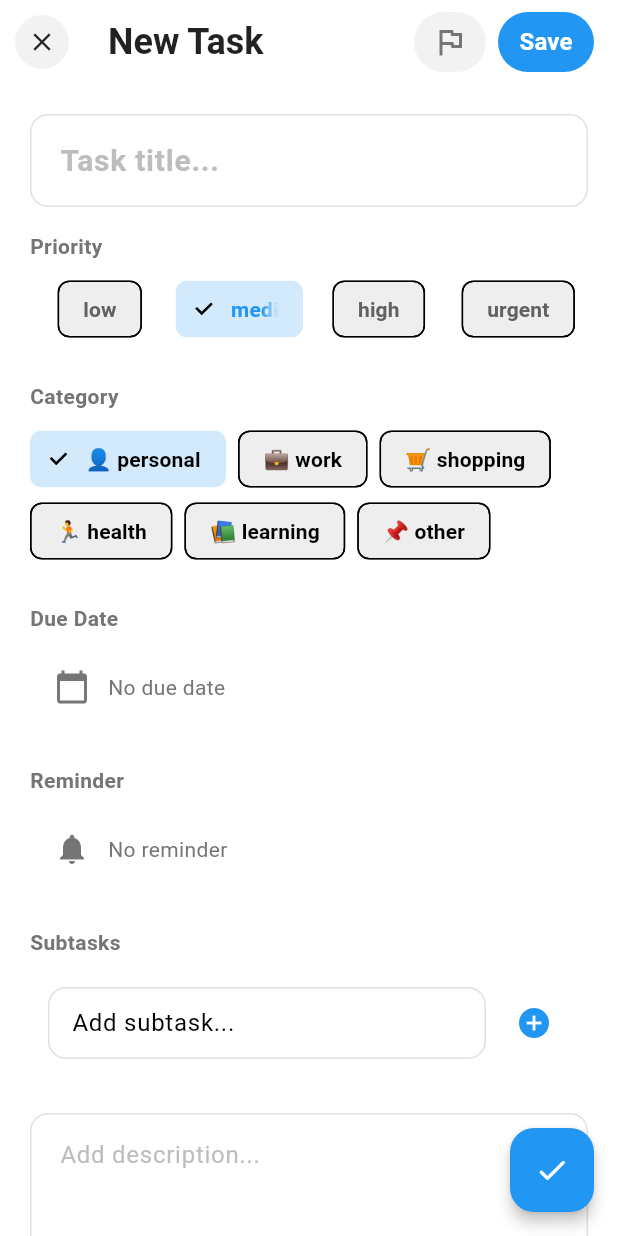
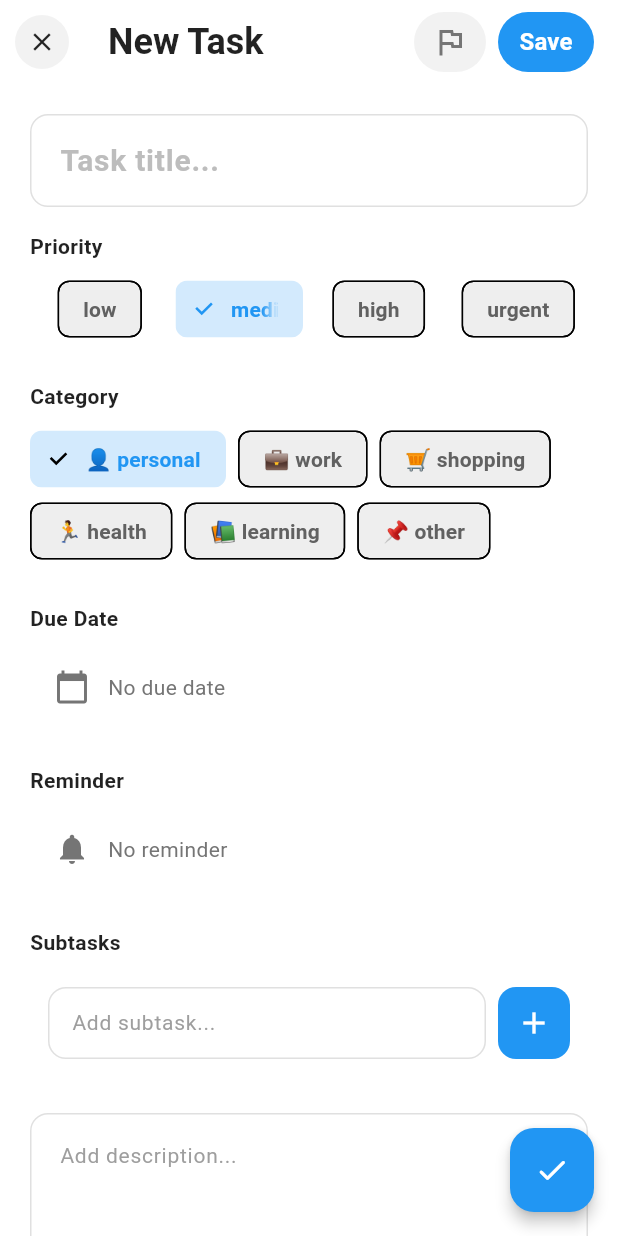
Before and after one commit to RobsanChimdi/todo-list-disguised-vault-app, a Flutter app: the AddEditTodoScreen screen opened by its route, on a phone screen of 412 x 824 dp. Run offline on Flutter 3.47's test engine with Material 3 defaults, Android fonts, the phone set to English and light mode, and no system bars; our stand-ins replace file_picker, flutter_secure_storage, get, hive, hive_flutter, image_picker and 4 more; missing offline and left inert: encrypt, flutter_pdfview; accounts and stored records are empty.

Commit message:
todo list screen improvement

```diff
--- a/lib/features/auth/presentation/screens/lock_screen.dart
+++ b/lib/features/auth/presentation/screens/lock_screen.dart
@@ -108,7 +108,7 @@ class _LockScreenState extends State<LockScreen> {
                       Text(
                         _authController.isLocked.value
                             ? 'Too many failed attempts'
-                            : 'Enter your PIN to access the secure vault',
+                            : 'Enter your pin',
                         style: AppStyles.bodyText.copyWith(
                           color: Colors.grey[600],
                         ),
--- a/lib/features/to-do/presentation/screens/add_edit_todo_screen.dart
+++ b/lib/features/to-do/presentation/screens/add_edit_todo_screen.dart
@@ -340,6 +340,7 @@ class _AddEditTodoScreenState extends State<AddEditTodoScreen> {
       child: Column(
         crossAxisAlignment: CrossAxisAlignment.start,
         children: [
+          // Title Input
           Container(
             decoration: BoxDecoration(
               color: Colors.white,
@@ -371,16 +372,28 @@ class _AddEditTodoScreenState extends State<AddEditTodoScreen> {
             ),
           ),
           const SizedBox(height: 16),
+
+          // Priority Section
           _buildPrioritySection(),
           const SizedBox(height: 24),
+
+          // Category Section
           _buildCategorySection(),
           const SizedBox(height: 24),
+
+          // Due Date Section
           _buildDueDateSection(),
           const SizedBox(height: 24),
+
+          // Reminder Section
           _buildReminderSection(),
           const SizedBox(height: 24),
+
+          // Subtasks Section
           _buildSubTasksSection(),
           const SizedBox(height: 24),
+
+          // Description Input
           Container(
             decoration: BoxDecoration(
               color: Colors.white,
@@ -390,9 +403,10 @@ class _AddEditTodoScreenState extends State<AddEditTodoScreen> {
               controller: _descriptionController,
               focusNode: _descriptionFocusNode,
               maxLines: 5,
+              style: const TextStyle(color: Colors.black87, fontSize: 16),
               decoration: InputDecoration(
                 hintText: 'Add description...',
-                hintStyle: TextStyle(color: Colors.grey[400]),
+                hintStyle: TextStyle(color: Colors.grey[500], fontSize: 14),
                 border: OutlineInputBorder(
                   borderRadius: BorderRadius.circular(12),
                   borderSide: BorderSide.none,
@@ -404,8 +418,12 @@ class _AddEditTodoScreenState extends State<AddEditTodoScreen> {
             ),
           ),
           const SizedBox(height: 24),
+
+          // Tags Section
           _buildTagsSection(),
           const SizedBox(height: 24),
+
+          // Color Section
           _buildColorSection(),
         ],
       ),
@@ -416,7 +434,10 @@ class _AddEditTodoScreenState extends State<AddEditTodoScreen> {
     return Column(
       crossAxisAlignment: CrossAxisAlignment.start,
       children: [
-        const Text('Priority', style: TextStyle(fontWeight: FontWeight.w600)),
+        const Text(
+          'Priority',
+          style: TextStyle(fontWeight: FontWeight.w600, color: Colors.black87),
+        ),
         const SizedBox(height: 8),
         Row(
           children: TodoPriority.values.map((priority) {
@@ -425,16 +446,19 @@ class _AddEditTodoScreenState extends State<AddEditTodoScreen> {
               child: Padding(
                 padding: const EdgeInsets.symmetric(horizontal: 4),
                 child: FilterChip(
-                  label: Text(priority.toString().split('.').last),
+                  label: Text(
+                    priority.toString().split('.').last,
+                    style: TextStyle(
+                      color: isSelected
+                          ? _getPriorityColor(priority)
+                          : Colors.grey[700],
+                    ),
+                  ),
                   selected: isSelected,
                   onSelected: (_) => setState(() => _priority = priority),
                   backgroundColor: Colors.grey[200],
                   selectedColor: _getPriorityColor(priority).withOpacity(0.2),
-                  labelStyle: TextStyle(
-                    color: isSelected
-                        ? _getPriorityColor(priority)
-                        : Colors.grey[700],
-                  ),
+                  checkmarkColor: _getPriorityColor(priority),
                 ),
               ),
             );
@@ -448,7 +472,10 @@ class _AddEditTodoScreenState extends State<AddEditTodoScreen> {
     return Column(
       crossAxisAlignment: CrossAxisAlignment.start,
       children: [
-        const Text('Category', style: TextStyle(fontWeight: FontWeight.w600)),
+        const Text(
+          'Category',
+          style: TextStyle(fontWeight: FontWeight.w600, color: Colors.black87),
+        ),
         const SizedBox(height: 8),
         Wrap(
           spacing: 8,
@@ -459,6 +486,9 @@ class _AddEditTodoScreenState extends State<AddEditTodoScreen> {
                 _getCategoryIcon(category) +
                     ' ' +
                     category.toString().split('.').last,
+                style: TextStyle(
+                  color: isSelected ? Colors.blue : Colors.grey[700],
+                ),
               ),
               selected: isSelected,
               onSelected: (_) => setState(() => _category = category),
@@ -475,7 +505,10 @@ class _AddEditTodoScreenState extends State<AddEditTodoScreen> {
     return Column(
       crossAxisAlignment: CrossAxisAlignment.start,
       children: [
-        const Text('Due Date', style: TextStyle(fontWeight: FontWeight.w600)),
+        const Text(
+          'Due Date',
+          style: TextStyle(fontWeight: FontWeight.w600, color: Colors.black87),
+        ),
         const SizedBox(height: 8),
         InkWell(
           onTap: _selectDueDate,
@@ -494,13 +527,13 @@ class _AddEditTodoScreenState extends State<AddEditTodoScreen> {
                       ? DateFormat('MMM dd, yyyy').format(_dueDate!)
                       : 'No due date',
                   style: TextStyle(
-                    color: _dueDate != null ? Colors.black : Colors.grey[600],
+                    color: _dueDate != null ? Colors.black87 : Colors.grey[600],
                   ),
                 ),
                 const Spacer(),
                 if (_dueDate != null)
                   IconButton(
-                    icon: const Icon(Icons.close, size: 18),
+                    icon: const Icon(Icons.close, size: 18, color: Colors.grey),
                     onPressed: () => setState(() => _dueDate = null),
                   ),
               ],
@@ -515,7 +548,10 @@ class _AddEditTodoScreenState extends State<AddEditTodoScreen> {
     return Column(
       crossAxisAlignment: CrossAxisAlignment.start,
       children: [
-        const Text('Reminder', style: TextStyle(fontWeight: FontWeight.w600)),
+        const Text(
+          'Reminder',
+          style: TextStyle(fontWeight: FontWeight.w600, color: Colors.black87),
+        ),
         const SizedBox(height: 8),
         InkWell(
           onTap: _selectReminderDate,
@@ -537,14 +573,14 @@ class _AddEditTodoScreenState extends State<AddEditTodoScreen> {
                       : 'No reminder',
                   style: TextStyle(
                     color: _reminderDate != null
-                        ? Colors.black
+                        ? Colors.black87
                         : Colors.grey[600],
                   ),
                 ),
                 const Spacer(),
                 if (_reminderDate != null)
                   IconButton(
-                    icon: const Icon(Icons.close, size: 18),
+                    icon: const Icon(Icons.close, size: 18, color: Colors.grey),
                     onPressed: () => setState(() => _reminderDate = null),
                   ),
               ],
@@ -555,11 +591,18 @@ class _AddEditTodoScreenState extends State<AddEditTodoScreen> {
     );
   }
 
+  // lib/features/todo/presentation/screens/add_edit_todo_screen.dart
+
+  // Fix the _buildSubTasksSection method - update the TextField for adding subtasks:
+
   Widget _buildSubTasksSection() {
     return Column(
       crossAxisAlignment: CrossAxisAlignment.start,
       children: [
-        const Text('Subtasks', style: TextStyle(fontWeight: FontWeight.w600)),
+        const Text(
+          'Subtasks',
+          style: TextStyle(fontWeight: FontWeight.w600, color: Colors.black87),
+        ),
         const SizedBox(height: 8),
         Container(
           decoration: BoxDecoration(
@@ -584,11 +627,15 @@ class _AddEditTodoScreenState extends State<AddEditTodoScreen> {
                             : null,
                         color: _subTasksCompleted[index]
                             ? Colors.grey
-                            : Colors.black,
+                            : Colors.black87,
                       ),
                     ),
                     secondary: IconButton(
-                      icon: const Icon(Icons.delete_outline, size: 18),
+                      icon: const Icon(
+                        Icons.delete_outline,
+                        size: 18,
+                        color: Colors.grey,
+                      ),
                       onPressed: () => _removeSubTask(index),
                     ),
                     controlAffinity: ListTileControlAffinity.leading,
@@ -601,26 +648,43 @@ class _AddEditTodoScreenState extends State<AddEditTodoScreen> {
                 child: Row(
                   children: [
                     Expanded(
+                      child: Container(
+                        decoration: BoxDecoration(
+                          color: Colors.grey[100], // Added background color
+                          borderRadius: BorderRadius.circular(12),
+                        ),
                         child: TextField(
                           controller: _subTaskController,
+                          style: const TextStyle(
+                            color: Colors.black87,
+                            fontSize: 14,
+                          ),
                           decoration: InputDecoration(
                             hintText: 'Add subtask...',
-                          border: OutlineInputBorder(
-                            borderRadius: BorderRadius.circular(12),
-                            borderSide: BorderSide(color: Colors.grey[300]!),
+                            hintStyle: TextStyle(
+                              color: Colors.grey[500],
+                              fontSize: 14,
                             ),
+                            border: InputBorder.none,
                             contentPadding: const EdgeInsets.symmetric(
                               horizontal: 12,
-                            vertical: 8,
+                              vertical: 12,
                             ),
                           ),
                           onSubmitted: (_) => _addSubTask(),
                         ),
                       ),
+                    ),
                     const SizedBox(width: 8),
-                    IconButton(
-                      icon: const Icon(Icons.add_circle, color: Colors.blue),
+                    Container(
+                      decoration: BoxDecoration(
+                        color: Colors.blue,
+                        borderRadius: BorderRadius.circular(12),
+                      ),
+                      child: IconButton(
+                        icon: const Icon(Icons.add, color: Colors.white),
                         onPressed: _addSubTask,
+                      ),
                     ),
                   ],
                 ),
@@ -632,11 +696,16 @@ class _AddEditTodoScreenState extends State<AddEditTodoScreen> {
     );
   }
 
+  // Update the _buildTagsSection method:
+
   Widget _buildTagsSection() {
     return Column(
       crossAxisAlignment: CrossAxisAlignment.start,
       children: [
-        const Text('Tags', style: TextStyle(fontWeight: FontWeight.w600)),
+        const Text(
+          'Tags',
+          style: TextStyle(fontWeight: FontWeight.w600, color: Colors.black87),
+        ),
         const SizedBox(height: 8),
         Container(
           padding: const EdgeInsets.all(12),
@@ -650,22 +719,32 @@ class _AddEditTodoScreenState extends State<AddEditTodoScreen> {
             children: [
               ..._tags.map(
                 (tag) => Chip(
-                  label: Text('#$tag'),
+                  label: Text(
+                    '#$tag',
+                    style: const TextStyle(color: Colors.blue),
+                  ),
                   onDeleted: () => _removeTag(tag),
-                  deleteIcon: const Icon(Icons.close, size: 16),
+                  deleteIcon: const Icon(
+                    Icons.close,
+                    size: 16,
+                    color: Colors.blue,
+                  ),
                   backgroundColor: Colors.blue.withOpacity(0.1),
                 ),
               ),
-              SizedBox(
+              Container(
                 width: 120,
+                decoration: BoxDecoration(
+                  color: Colors.grey[100], // Added background color
+                  borderRadius: BorderRadius.circular(20),
+                ),
                 child: TextField(
                   controller: _tagController,
+                  style: const TextStyle(color: Colors.black87, fontSize: 14),
                   decoration: InputDecoration(
                     hintText: 'Add tag...',
-                    border: OutlineInputBorder(
-                      borderRadius: BorderRadius.circular(20),
-                      borderSide: BorderSide(color: Colors.grey[300]!),
-                    ),
+                    hintStyle: TextStyle(color: Colors.grey[500], fontSize: 12),
+                    border: InputBorder.none,
                     contentPadding: const EdgeInsets.symmetric(
                       horizontal: 12,
                       vertical: 8,
@@ -687,7 +766,7 @@ class _AddEditTodoScreenState extends State<AddEditTodoScreen> {
       children: [
         const Text(
           'Background Color',
-          style: TextStyle(fontWeight: FontWeight.w600),
+          style: TextStyle(fontWeight: FontWeight.w600, color: Colors.black87),
         ),
         const SizedBox(height: 8),
         Container(
```
Also changed, not shown: lib/features/to-do/presentation/screens/todo_home_screen.dart (+32 -14 lines). Lines whose indentation alone changed are shown as unchanged.
